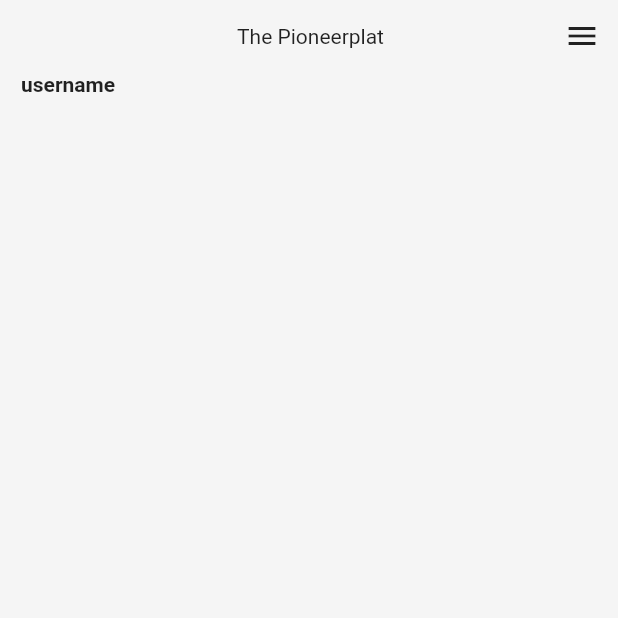
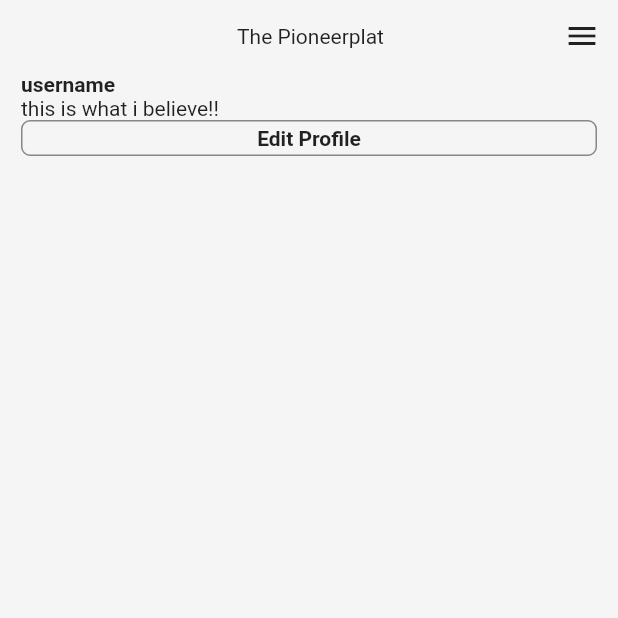
Before and after one commit to pioneerplat/flutter_practice_instagram, a Flutter app: the ProfileScreen screen opened directly, on a phone screen of 412 x 824 dp, the top half of it. Run offline on Flutter 3.47's test engine with Material 2 defaults, Android fonts, the phone set to English and light mode, and no system bars; our stand-ins replace cached_network_image; network calls fail.

```diff
--- a/flutter_instagram_first/lib/screens/profile_screens.dart
+++ b/flutter_instagram_first/lib/screens/profile_screens.dart
@@ -9,10 +9,46 @@ class ProfileScreen extends StatelessWidget {
       body: SafeArea(
         child: Column(
           crossAxisAlignment: CrossAxisAlignment.start,
-          children: [
+          children: <Widget>[
             _appbar(),
+            //CustomScrollView - slivers를 사용하는 이유는 그리드뷰 스크롤뷰를 같은 뷰에넣어 스크롤이 같이 되도록 하기 위
+            Expanded(
+              child: CustomScrollView(
+                slivers: <Widget>[
+                  //SliverList는 list인데 Sliver로 감싼 list이다
+                  SliverList(
+                    delegate: SliverChildListDelegate([
                       _username(),
+                      _userBio(),
+                      _editProfileBtn(),
+                    ]),
+                  )
+
                 ],
+              ),
+            ),
+          ],
+        ),
+      ),
+    );
+  }
+
+  Padding _editProfileBtn() {
+    return Padding(
+      padding: const EdgeInsets.symmetric(horizontal: common_gap),
+      child: SizedBox(
+        height: 24,
+        child: OutlineButton(
+          onPressed: null,
+          borderSide: BorderSide(color: Colors.black45),
+          shape: RoundedRectangleBorder(
+            borderRadius: BorderRadius.circular(6),
+          ),
+          child: Text(
+            'Edit Profile',
+            style:
+                TextStyle(fontWeight: FontWeight.bold, color: Colors.black87),
+          ),
         ),
       ),
     );
@@ -21,7 +57,20 @@ class ProfileScreen extends StatelessWidget {
   Widget _username() {
     return Padding(
       padding: const EdgeInsets.symmetric(horizontal: common_gap),
-      child: Text('username', style: TextStyle(fontWeight: FontWeight.bold),),
+      child: Text(
+        'username',
+        style: TextStyle(fontWeight: FontWeight.bold),
+      ),
+    );
+  }
+
+  Widget _userBio() {
+    return Padding(
+      padding: const EdgeInsets.symmetric(horizontal: common_gap),
+      child: Text(
+        'this is what i believe!!',
+        style: TextStyle(fontWeight: FontWeight.w400),
+      ),
     );
   }
 
@@ -32,11 +81,15 @@ class ProfileScreen extends StatelessWidget {
         SizedBox(
           width: 50,
         ),
-              Expanded(child: Text('The Pioneerplat', textAlign: TextAlign.center,)),
+        Expanded(
+            child: Text(
+          'The Pioneerplat',
+          textAlign: TextAlign.center,
+        )),
         IconButton(
           icon: Icon(Icons.menu),
           //onPressed로 지정해 주면 아이콘이 검정색으로 변한다.
-                onPressed: (){},
+          onPressed: () {},
         )
       ],
     );
```
Lines whose indentation alone changed are shown as unchanged.
